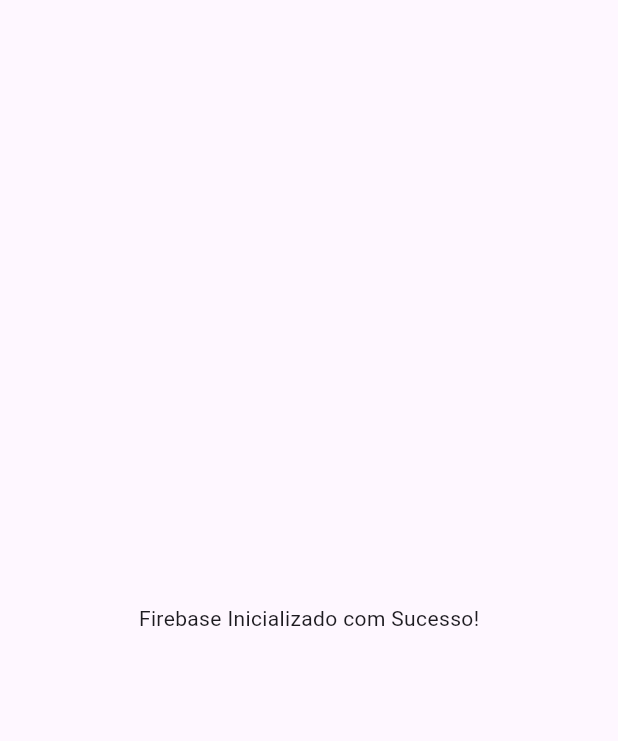
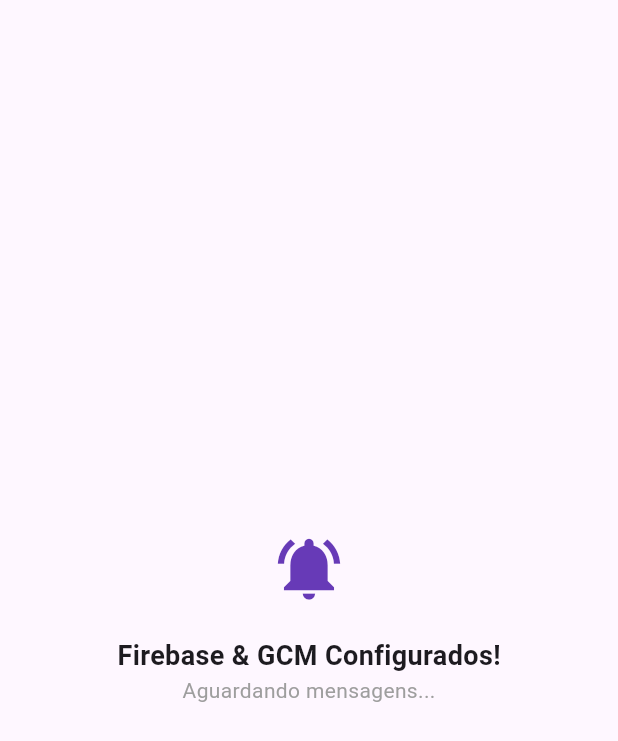
Before and after one commit to BodeXX/flutter-foundations, a Flutter app: the screen it shows after launch, on a phone screen of 412 x 824 dp. Shown: the top 741 px of the screen. Run offline on Flutter 3.47's test engine with Material 3 defaults, Android fonts, the phone set to English and light mode, and no system bars; our stand-ins replace firebase_core, firebase_messaging, shared_preferences, sqflite, video_player; accounts and stored records are empty.

```diff
--- a/04-google-cloud-messaging/gcm_study/lib/main.dart
+++ b/04-google-cloud-messaging/gcm_study/lib/main.dart
@@ -4,11 +4,13 @@
 import 'package:gcm_study/services/push_notification_service.dart';
 
 void main() async {
-  // 1. Garante a comunicação com o sistema nativo antes do Firebase
+  // 1. Garante a integração com o motor nativo do Flutter antes de qualquer plugin
   WidgetsFlutterBinding.ensureInitialized();
 
+  // 2. Inicializa o Firebase com as configurações geradas pelo FlutterFire CLI
   await Firebase.initializeApp(options: DefaultFirebaseOptions.currentPlatform);
 
+  // 3. Inicializa o serviço de notificações (Pedir permissão, pegar Token e configurar Listeners)
   await PushNotificationService().initialize();
 
   runApp(const MyApp());
@@ -22,9 +24,32 @@
     return MaterialApp(
       debugShowCheckedModeBanner: false,
       title: 'GCM Study',
-      theme: ThemeData(primarySwatch: Colors.deepPurple),
+      theme: ThemeData(
+        colorScheme: ColorScheme.fromSeed(seedColor: Colors.deepPurple),
+        useMaterial3: true,
+      ),
       home: const Scaffold(
-        body: Center(child: Text('Firebase Inicializado com Sucesso!')),
+        body: Center(
+          child: Column(
+            mainAxisAlignment: MainAxisAlignment.center,
+            children: [
+              Icon(
+                Icons.notifications_active,
+                size: 50,
+                color: Colors.deepPurple,
+              ),
+              SizedBox(height: 20),
+              Text(
+                'Firebase & GCM Configurados!',
+                style: TextStyle(fontSize: 18, fontWeight: FontWeight.bold),
+              ),
+              Text(
+                'Aguardando mensagens...',
+                style: TextStyle(color: Colors.grey),
+              ),
+            ],
+          ),
+        ),
       ),
     );
   }
```
